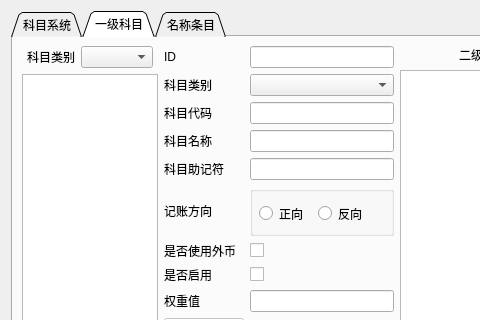
Old version of the form forms/apcsubject.ui in the repository wangkungit5905/PzAssistant; both pictures show x 0 to 480 and y 0 to 320 of the 824 by 486 pixel window.
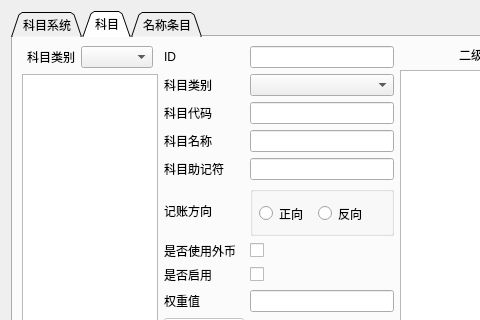
New version of the form. The open tabs and pages were chosen to show the change.

The edit to the form file:
```diff
--- a/forms/apcsubject.ui
+++ b/forms/apcsubject.ui
@@ -89,7 +89,7 @@
      </widget>
      <widget class="QWidget" name="tabFst">
       <attribute name="title">
-       <string>一级科目</string>
+       <string>科目</string>
       </attribute>
       <layout class="QHBoxLayout" name="horizontalLayout" stretch="1,2,1,2">
        <item>
```
Left out of the diff: 2 changed lines with no effect on the pictures.
